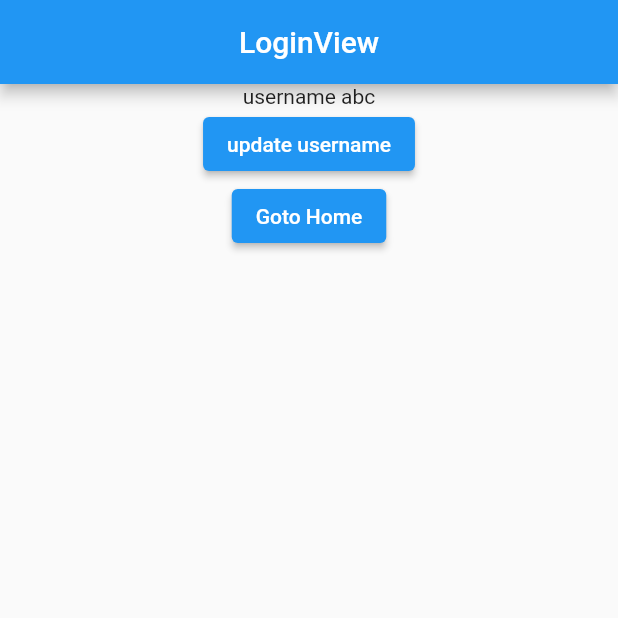
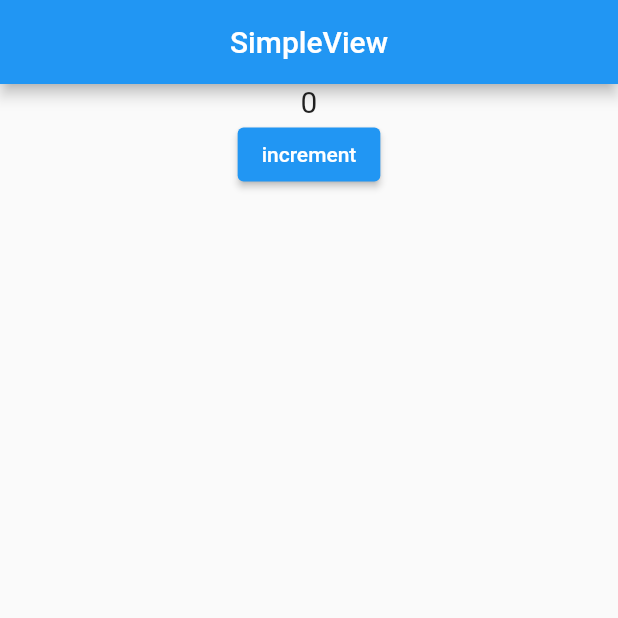
Before and after one commit to chartchuo/getx_tutorial, a Flutter app: the screen it shows after launch, on a phone screen of 412 x 824 dp, the top half of it. Run offline on Flutter 3.47's test engine with Material 2 defaults, Android fonts, the phone set to English and light mode, and no system bars; our stand-ins replace get.

Commit message:
Simple state management

```diff
--- /dev/null
+++ b/lib/app/modules/simple/controllers/simple_controller.dart
@@ -0,0 +1,10 @@
+import 'package:get/get.dart';
+
+class SimpleController extends GetxController {
+  var count = 0;
+
+  void increment() {
+    count++;
+    update();
+  }
+}
--- /dev/null
+++ b/lib/app/modules/simple/views/simple_view.dart
@@ -0,0 +1,34 @@
+import 'package:flutter/material.dart';
+import 'package:get/get.dart';
+
+import '../controllers/simple_controller.dart';
+
+class SimpleView extends StatelessWidget {
+  const SimpleView({Key? key}) : super(key: key);
+  @override
+  Widget build(BuildContext context) {
+    Get.lazyPut(() => SimpleController());
+    return Scaffold(
+      appBar: AppBar(
+        title: const Text('SimpleView'),
+        centerTitle: true,
+      ),
+      body: GetBuilder<SimpleController>(builder: (ctrl) {
+        return Center(
+          child: Column(
+            children: [
+              Text(
+                '${ctrl.count}',
+                style: const TextStyle(fontSize: 20),
+              ),
+              ElevatedButton(
+                onPressed: () => ctrl.increment(),
+                child: const Text('increment'),
+              ),
+            ],
+          ),
+        );
+      }),
+    );
+  }
+}
--- a/lib/app/routes/app_pages.dart
+++ b/lib/app/routes/app_pages.dart
@@ -6,13 +6,14 @@ import '../modules/home/detail/views/detail_view.dart';
 import '../modules/home/views/home_view.dart';
 import '../modules/login/bindings/login_binding.dart';
 import '../modules/login/views/login_view.dart';
+import '../modules/simple/views/simple_view.dart';
 
 part 'app_routes.dart';
 
 class AppPages {
   AppPages._();
 
-  static const INITIAL = Routes.LOGIN;
+  static const INITIAL = Routes.SIMPLE;
 
   static final routes = [
     GetPage(
@@ -32,5 +33,9 @@ class AppPages {
       page: () => const LoginView(),
       binding: LoginBinding(),
     ),
+    GetPage(
+      name: _Paths.SIMPLE,
+      page: () => const SimpleView(),
+    ),
   ];
 }
--- a/lib/app/routes/app_routes.dart
+++ b/lib/app/routes/app_routes.dart
@@ -6,6 +6,7 @@ abstract class Routes {
   static const HOME = _Paths.HOME;
   static const LOGIN = _Paths.LOGIN;
   static const DETAIL = _Paths.HOME + _Paths.DETAIL;
+  static const SIMPLE = _Paths.SIMPLE;
 }
 
 abstract class _Paths {
@@ -13,4 +14,5 @@ abstract class _Paths {
   static const HOME = '/home';
   static const LOGIN = '/login';
   static const DETAIL = '/detail';
+  static const SIMPLE = '/simple';
 }
```
